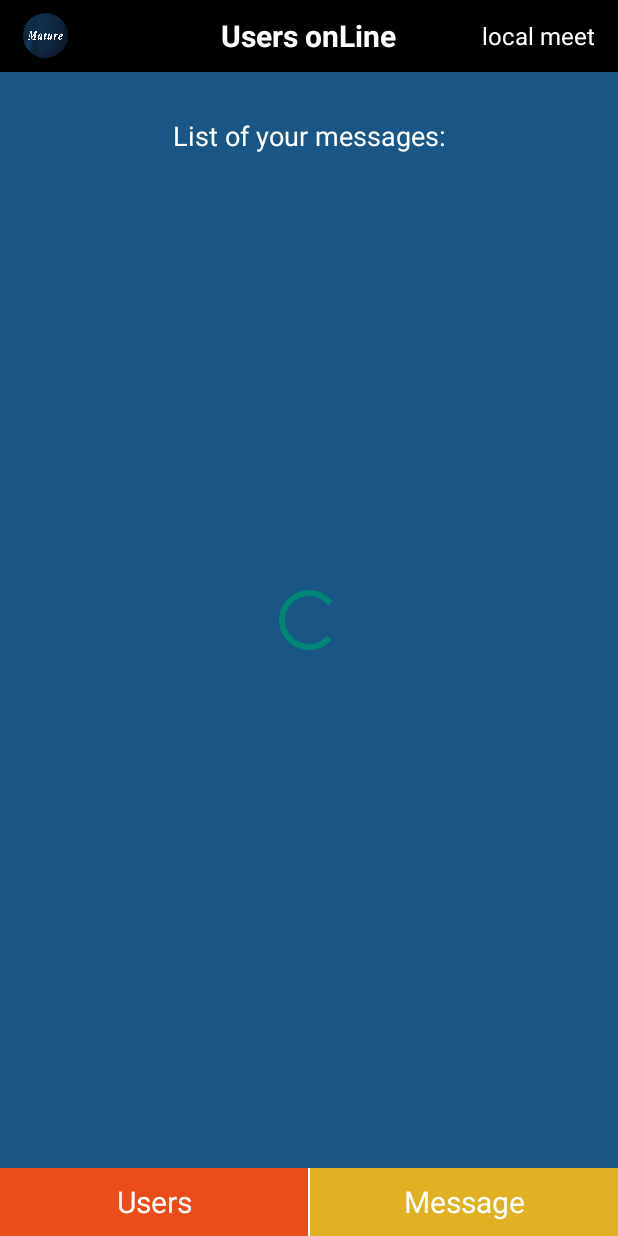
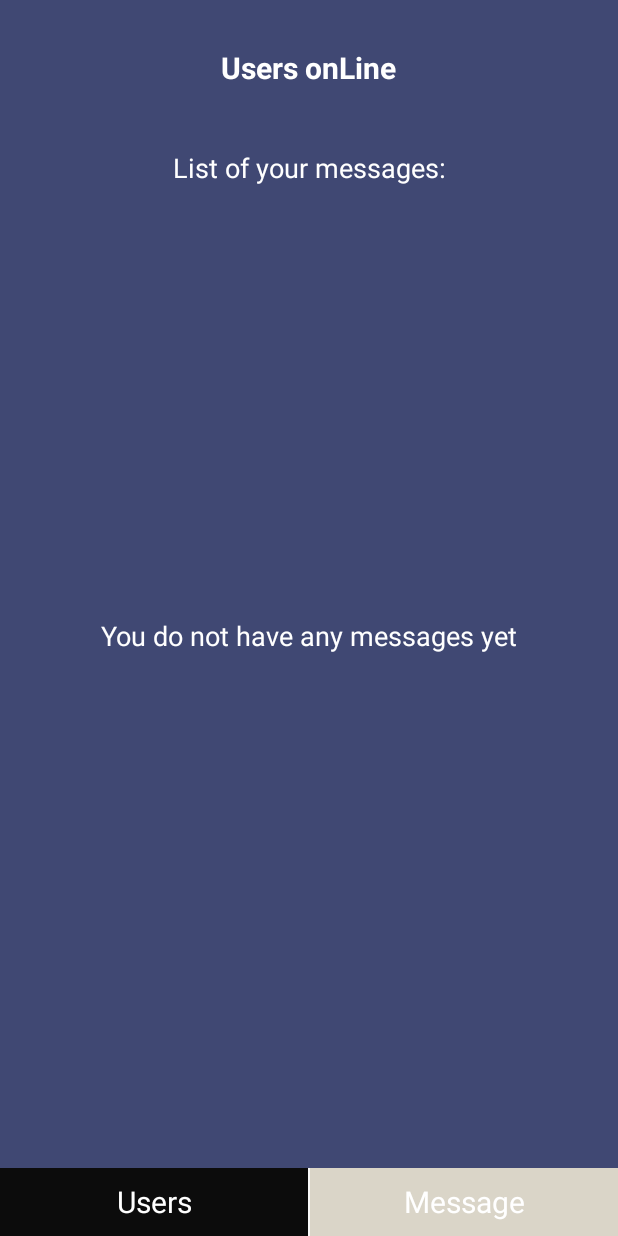
Before and after one commit to dzs-yaodi/KDialogCompont, an Android app: the fragment MessageFragment placed in its activity, on a phone screen of 412 x 824 dp. Run offline under Robolectric (Android 15) with nearby library versions, the light colour scheme and no system bars; libraries missing offline, so code that uses them is left out: com.mature.baselib, com.tbruyelle.rxpermissions2; 2 statements that could not run were skipped.

Commit message:
新增注册页面

```diff
--- a/app/src/main/AndroidManifest.xml
+++ b/app/src/main/AndroidManifest.xml
@@ -45,6 +45,8 @@
         <activity android:name="com.maturedating.datingapp.ui.activity.HomeActivity"/>
 
         <activity android:name="com.maturedating.datingapp.ui.activity.WebViewActivity"/>
+
+        <activity android:name=".ui.activity.RegisterNewActivity"/>
     </application>
 
 </manifest>
--- a/app/src/main/java/com/maturedating/datingapp/ui/activity/HomeActivity.kt
+++ b/app/src/main/java/com/maturedating/datingapp/ui/activity/HomeActivity.kt
@@ -1,6 +1,7 @@
 package com.maturedating.datingapp.ui.activity
 
 import android.os.Bundle
+import com.mature.baselib.utils.UITools
 import com.maturedating.datingapp.R
 import com.maturedating.datingapp.ui.fragment.MessageFragment
 import com.maturedating.datingapp.ui.fragment.UsersFragment
@@ -13,6 +14,7 @@ class HomeActivity: BaseActivity() {
     override fun onCreate(savedInstanceState: Bundle?) {
         super.onCreate(savedInstanceState)
         setContentView(R.layout.activity_home)
+        UITools.initTitleColorBar(this,findViewById(R.id.frame_contailer),"#404873")
 
         tv_user.setOnClickListener {
             if (index == 1) {
--- a/app/src/main/java/com/maturedating/datingapp/ui/activity/PromptActivity.kt
+++ b/app/src/main/java/com/maturedating/datingapp/ui/activity/PromptActivity.kt
@@ -24,7 +24,7 @@ class PromptActivity: BaseActivity() {
 
         btn_continue.setOnClickListener {
             if (!TextUtils.isEmpty(name)) {
-                startActivity(Intent(this, AgeActivity::class.java))
+                startActivity(Intent(this, RegisterNewActivity::class.java))
             } else {
                 startActivity(Intent(this, HomeActivity::class.java))
             }
--- a/app/src/main/java/com/maturedating/datingapp/ui/activity/RegisterActivity.kt
+++ b/app/src/main/java/com/maturedating/datingapp/ui/activity/RegisterActivity.kt
@@ -16,6 +16,7 @@ class RegisterActivity: BaseActivity() {
         progressbar.postDelayed({
             val intent = Intent(this, PromptActivity::class.java)
             startActivity(intent)
+            finish()
         },2000)
     }
 }
--- a/app/src/main/java/com/maturedating/datingapp/ui/fragment/MessageFragment.kt
+++ b/app/src/main/java/com/maturedating/datingapp/ui/fragment/MessageFragment.kt
@@ -24,8 +24,8 @@ class MessageFragment: Fragment() {
         tv_title.text = "List of your messages:"
 
         progressbar.postDelayed({
-            tv_content.text = "You do not have any messages yet"
-            progressbar.visibility = View.GONE
-        }, 3000)
+            tv_content?.text = "You do not have any messages yet"
+            progressbar?.visibility = View.GONE
+        }, 300)
     }
 }
--- a/app/src/main/java/com/maturedating/datingapp/ui/fragment/UsersFragment.kt
+++ b/app/src/main/java/com/maturedating/datingapp/ui/fragment/UsersFragment.kt
@@ -23,9 +23,9 @@ class UsersFragment: Fragment() {
 
         tv_title.text = "This users are online now:"
 
-        progressbar.postDelayed(Runnable {
-            tv_content.text = "No users online"
-            progressbar.visibility = View.GONE
-        }, 3000)
+        progressbar.postDelayed({
+            tv_content?.text = "No users online"
+            progressbar?.visibility = View.GONE
+        }, 300)
     }
 }
--- a/app/src/main/res/drawable/register_btn_bg.xml
+++ b/app/src/main/res/drawable/register_btn_bg.xml
@@ -1,9 +1,9 @@
 <?xml version="1.0" encoding="utf-8"?>
 <shape xmlns:android="http://schemas.android.com/apk/res/android">
 
-    <corners android:radius="2dp"/>
+    <corners android:radius="20dp"/>
 
-    <solid android:color="#44DA4A"/>
+    <solid android:color="#FF5722"/>
 
     <stroke android:color="#ffffff" android:width="1dp"/>
 
--- a/app/src/main/res/layout/activity_home.xml
+++ b/app/src/main/res/layout/activity_home.xml
@@ -6,36 +6,20 @@
     android:orientation="vertical">
 
     <FrameLayout
+        android:id="@+id/frame_contailer"
         android:layout_width="match_parent"
-        android:layout_height="48dp"
-        android:background="#000000">
-
-        <de.hdodenhof.circleimageview.CircleImageView
-            android:layout_width="30dp"
-            android:layout_height="30dp"
-            android:src="@mipmap/klogo"
-            android:layout_gravity="center_vertical"
-            android:layout_marginStart="15dp"
-            />
+        android:layout_height="69dp"
+        android:background="#404873">
 
         <TextView
             android:layout_width="wrap_content"
-            android:layout_height="wrap_content"
+            android:layout_height="48dp"
             android:textColor="#FFFFFF"
-            android:layout_gravity="center"
+            android:layout_gravity="center_horizontal|bottom"
+            android:gravity="center_vertical"
             android:textStyle="bold"
             android:textSize="20dp"
             android:text="Users onLine"/>
-
-        <TextView
-            android:layout_width="wrap_content"
-            android:layout_height="wrap_content"
-            android:layout_gravity="center_vertical|end"
-            android:text="@string/app_dialog_logo_name"
-            android:textColor="#FFFFFF"
-            android:layout_marginEnd="15dp"
-            android:textSize="16dp"
-            />
 
     </FrameLayout>
 
@@ -56,7 +40,7 @@
             android:layout_weight="1"
             android:layout_height="match_parent"
             android:text="Users"
-            android:background="#EC4C19"
+            android:background="#0C0C0C"
             android:textColor="#fff"
             android:gravity="center"
             android:textSize="20dp"
@@ -72,7 +56,7 @@
             android:layout_weight="1"
             android:layout_height="match_parent"
             android:text="Message"
-            android:background="#E1B123"
+            android:background="#DAD5C8"
             android:textColor="#fff"
             android:gravity="center"
             android:textSize="20dp"
--- a/app/src/main/res/layout/fragment_list_layout.xml
+++ b/app/src/main/res/layout/fragment_list_layout.xml
@@ -3,7 +3,7 @@
     android:layout_width="match_parent"
     android:layout_height="match_parent"
     xmlns:tools="http://schemas.android.com/tools"
-    android:background="#1A5685">
+    android:background="#404873">
 
     <TextView
         android:id="@+id/tv_title"
--- a/build.gradle
+++ b/build.gradle
@@ -16,7 +16,6 @@ allprojects {
     repositories {
         google()
         mavenCentral()
-        jcenter() // Warning: this repository is going to shut down soon
 
         maven { url 'https://jitpack.io' }
     }
```
Also changed, not shown: app/src/main/java/com/maturedating/datingapp/ui/activity/RegisterNewActivity.kt (added, +75 -0 lines), app/src/main/res/drawable/rigister_edit_bg.xml (+7 -5 lines), app/src/main/res/layout/activity_prompt.xml (+13 -11 lines), app/src/main/res/layout/activity_register.xml (+11 -10 lines), app/src/main/res/layout/activity_register_new.xml (added, +70 -0 lines), app/src/main/res/layout/activity_username.xml (+17 -20 lines), app/src/main/res/values/styles.xml (+17 -0 lines).
